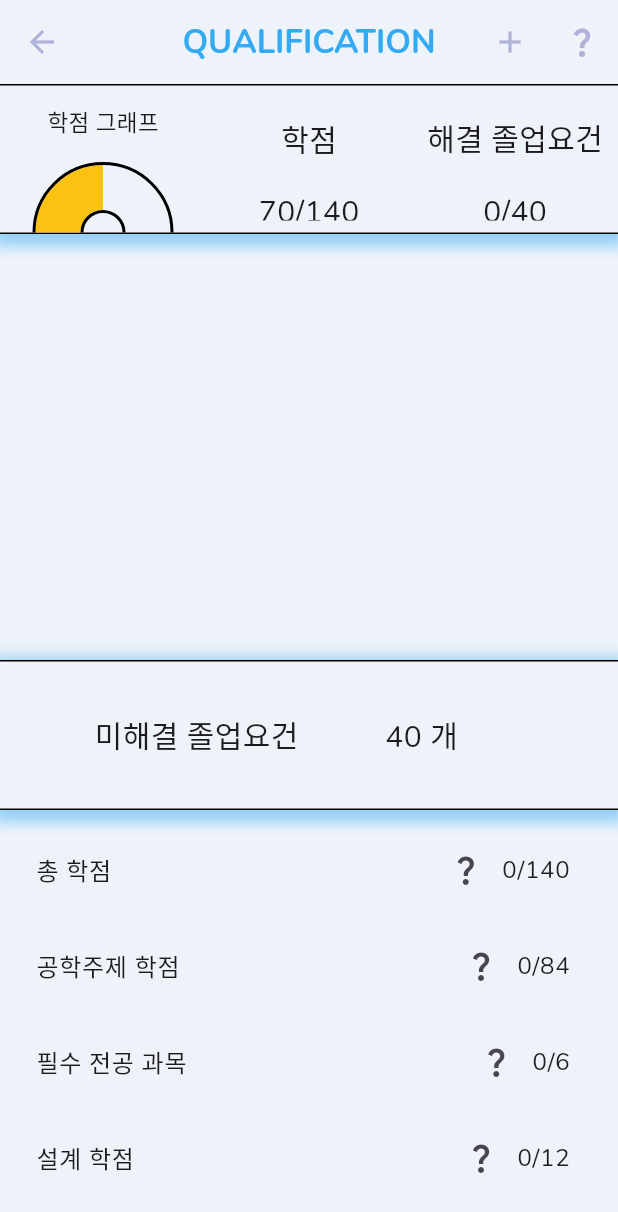
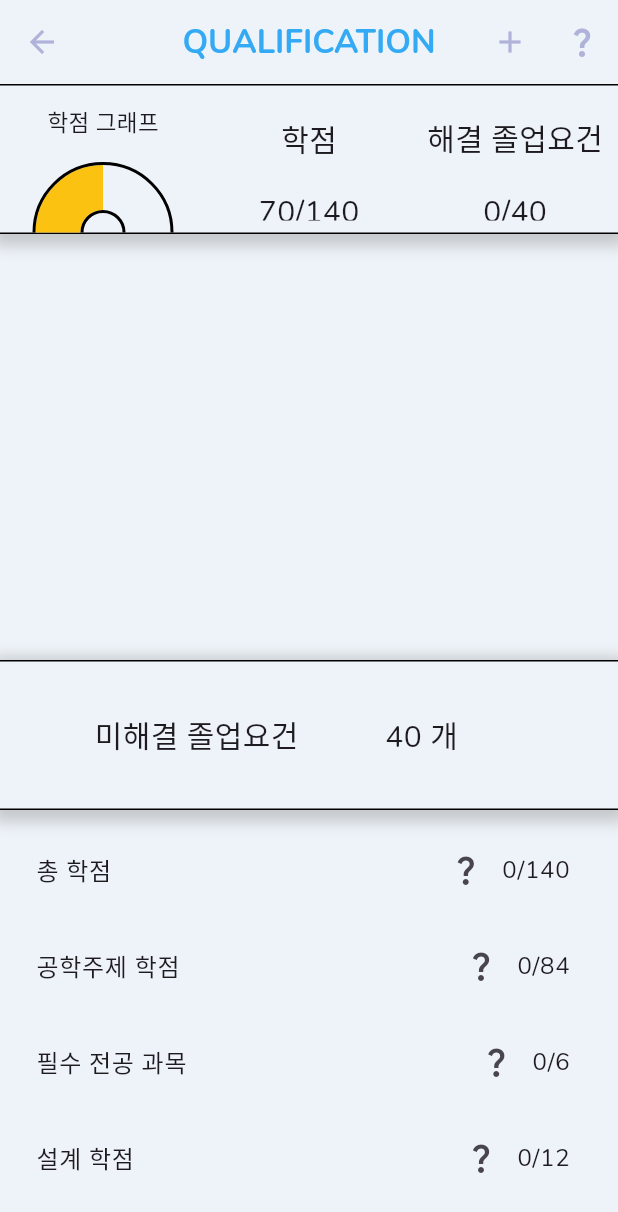
Before and after one commit to CAU-Mobile-Team4/causw_graduate, a Flutter app: the GraduateQualification screen opened directly, on a phone screen of 412 x 824 dp. Shown: the top 1212 px of the screen. Run offline on Flutter 3.47's test engine with Material 3 defaults, Android fonts, the phone set to English and light mode, and no system bars; our stand-ins replace flutter_speed_dial, shared_preferences, table_calendar; accounts and stored records are empty; network calls fail.

Commit message:
qualification 디자인 그림자 색 변경

```diff
--- a/lib/GraduateUI/GraduateQualification.dart
+++ b/lib/GraduateUI/GraduateQualification.dart
@@ -217,7 +217,7 @@ class _GraduateQualificationState extends State<GraduateQualification> {
                 color: AppColor.background,
                   boxShadow: [
                     BoxShadow(
-                      color: AppColor.main.withOpacity(0.5),
+                      color: Colors.grey.withOpacity(0.5),
                       spreadRadius: 5,
                       blurRadius: 7,
                       offset: Offset(0, 3), // changes position of shadow
@@ -307,7 +307,7 @@ class _GraduateQualificationState extends State<GraduateQualification> {
                       bottom: BorderSide(color: Colors.black, width: 1)),
                 boxShadow: [
                   BoxShadow(
-                    color: AppColor.main.withOpacity(0.5),
+                    color: Colors.grey.withOpacity(0.5),
                     spreadRadius: 5,
                     blurRadius: 7,
                     offset: Offset(0, 3), // changes position of shadow
```
